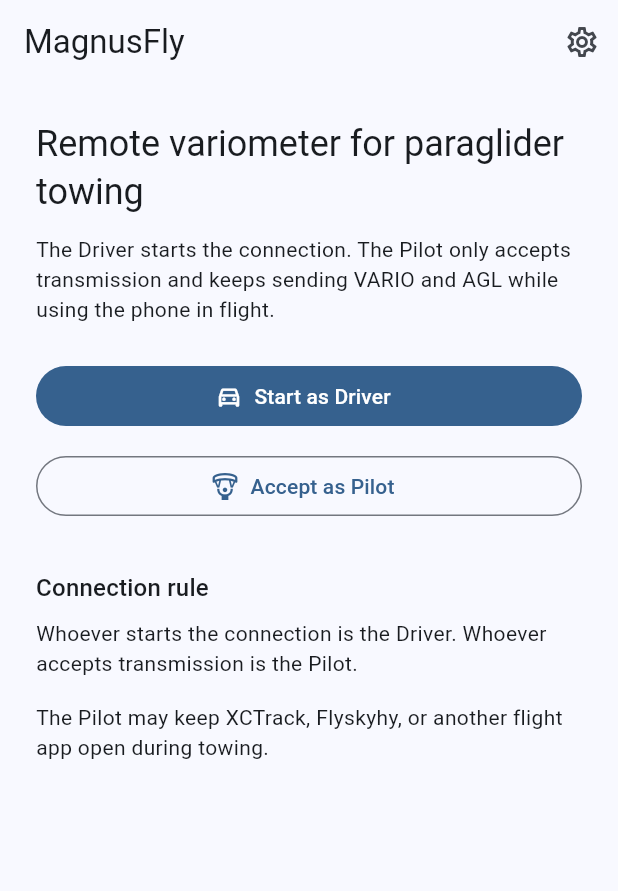
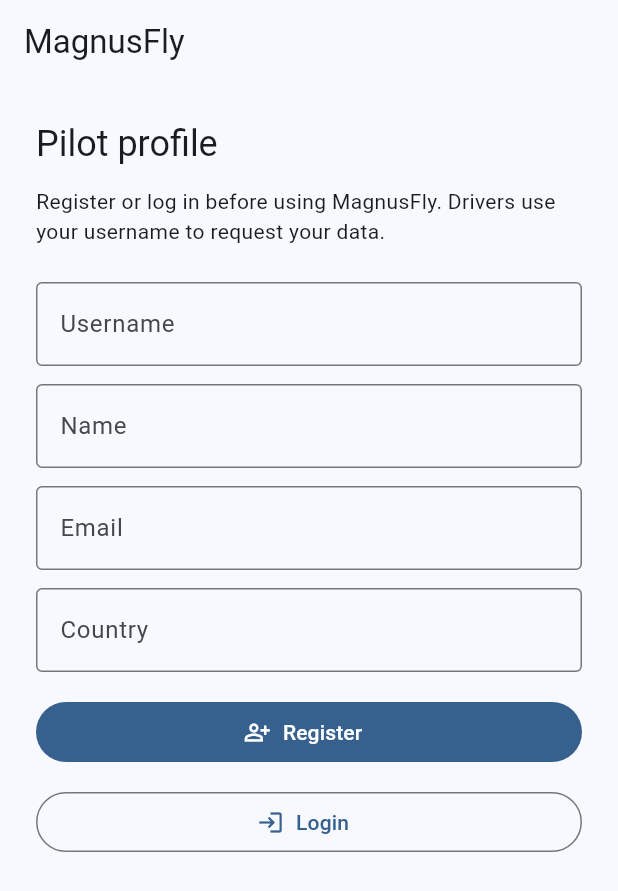
Before and after one commit to magnussolution/magnusfly, a Flutter app: the screen it shows after launch, on a phone screen of 412 x 824 dp. Shown: the top 891 px of the screen. Run offline on Flutter 3.47's test engine with Material 3 defaults, Android fonts, the phone set to English and light mode, and no system bars; our stand-ins replace sensors_plus, shared_preferences; accounts and stored records are empty.

Commit message:
Require pilot login at app startup

```diff
--- a/lib/api/magnusfly_api_client.dart
+++ b/lib/api/magnusfly_api_client.dart
@@ -100,6 +100,20 @@
       'name': profile.name,
       'email': profile.email,
       'country': profile.country,
+    });
+    final pilot = json['pilot'] as Map<String, dynamic>;
+
+    return PilotProfile(
+      username: pilot['username'] as String,
+      name: pilot['name'] as String,
+      email: pilot['email'] as String,
+      country: pilot['country'] as String,
+    );
+  }
+
+  Future<PilotProfile> loginPilot(String username) async {
+    final json = await _post(_resolve('pilots/login.php'), {
+      'username': username.trim().toLowerCase(),
     });
     final pilot = json['pilot'] as Map<String, dynamic>;
 
--- /dev/null
+++ b/lib/auth/auth_screen.dart
@@ -0,0 +1,183 @@
+import 'package:flutter/material.dart';
+
+import '../api/magnusfly_api_client.dart';
+import '../l10n/generated/app_localizations.dart';
+import '../pilot/pilot_profile_store.dart';
+
+class AuthScreen extends StatefulWidget {
+  AuthScreen({
+    required this.onAuthenticated,
+    MagnusFlyApiClient? apiClient,
+    this.profileStore = const PilotProfileStore(),
+    super.key,
+  }) : apiClient = apiClient ?? MagnusFlyApiClient();
+
+  final ValueChanged<PilotProfile> onAuthenticated;
+  final MagnusFlyApiClient apiClient;
+  final PilotProfileStore profileStore;
+
+  @override
+  State<AuthScreen> createState() => _AuthScreenState();
+}
+
+class _AuthScreenState extends State<AuthScreen> {
+  final TextEditingController _usernameController = TextEditingController();
+  final TextEditingController _nameController = TextEditingController();
+  final TextEditingController _emailController = TextEditingController();
+  final TextEditingController _countryController = TextEditingController();
+  Object? _error;
+  bool _isWorking = false;
+
+  @override
+  void dispose() {
+    _usernameController.dispose();
+    _nameController.dispose();
+    _emailController.dispose();
+    _countryController.dispose();
+    super.dispose();
+  }
+
+  Future<void> _register() async {
+    final profile = PilotProfile(
+      username: _usernameController.text.trim().toLowerCase(),
+      name: _nameController.text.trim(),
+      email: _emailController.text.trim(),
+      country: _countryController.text.trim(),
+    );
+
+    if (profile.username.isEmpty ||
+        profile.name.isEmpty ||
+        profile.email.isEmpty ||
+        profile.country.isEmpty) {
+      setState(() {
+        _error = AppLocalizations.of(context).pilotProfileRequired;
+      });
+      return;
+    }
+
+    await _runAuth(() => widget.apiClient.registerPilot(profile));
+  }
+
+  Future<void> _login() async {
+    final username = _usernameController.text.trim().toLowerCase();
+    if (username.isEmpty) {
+      setState(() {
+        _error = AppLocalizations.of(context).pilotUsernameRequired;
+      });
+      return;
+    }
+
+    await _runAuth(() => widget.apiClient.loginPilot(username));
+  }
+
+  Future<void> _runAuth(Future<PilotProfile> Function() action) async {
+    setState(() {
+      _isWorking = true;
+      _error = null;
+    });
+
+    try {
+      final profile = await action();
+      await widget.profileStore.save(profile);
+      if (!mounted) {
+        return;
+      }
+
+      widget.onAuthenticated(profile);
+    } on Object catch (error) {
+      if (!mounted) {
+        return;
+      }
+
+      setState(() {
+        _error = error;
+      });
+    } finally {
+      if (mounted) {
+        setState(() {
+          _isWorking = false;
+        });
+      }
+    }
+  }
+
+  @override
+  Widget build(BuildContext context) {
+    final l10n = AppLocalizations.of(context);
+
+    return Scaffold(
+      appBar: AppBar(
+        title: Text(l10n.appTitle),
+      ),
+      body: SafeArea(
+        child: ListView(
+          padding: const EdgeInsets.all(24),
+          children: [
+            Text(
+              l10n.authTitle,
+              style: Theme.of(context).textTheme.headlineSmall,
+            ),
+            const SizedBox(height: 12),
+            Text(l10n.authSubtitle),
+            const SizedBox(height: 24),
+            TextField(
+              controller: _usernameController,
+              textCapitalization: TextCapitalization.none,
+              decoration: InputDecoration(
+                border: const OutlineInputBorder(),
+                labelText: l10n.pilotUsernameLabel,
+              ),
+            ),
+            const SizedBox(height: 12),
+            TextField(
+              controller: _nameController,
+              textCapitalization: TextCapitalization.words,
+              decoration: InputDecoration(
+                border: const OutlineInputBorder(),
+                labelText: l10n.pilotNameLabel,
+              ),
+            ),
+            const SizedBox(height: 12),
+            TextField(
+              controller: _emailController,
+              keyboardType: TextInputType.emailAddress,
+              textCapitalization: TextCapitalization.none,
+              decoration: InputDecoration(
+                border: const OutlineInputBorder(),
+                labelText: l10n.pilotEmailLabel,
+              ),
+            ),
+            const SizedBox(height: 12),
+            TextField(
+              controller: _countryController,
+              textCapitalization: TextCapitalization.words,
+              decoration: InputDecoration(
+                border: const OutlineInputBorder(),
+                labelText: l10n.pilotCountryLabel,
+              ),
+            ),
+            const SizedBox(height: 16),
+            if (_error != null) ...[
+              Text(
+                '${l10n.authError}: $_error',
+                style: TextStyle(color: Theme.of(context).colorScheme.error),
+              ),
+              const SizedBox(height: 12),
+            ],
+            FilledButton.icon(
+              onPressed: _isWorking ? null : _register,
+              icon: const Icon(Icons.person_add_alt_outlined),
+              label: Text(l10n.registerButton),
+            ),
+            const SizedBox(height: 12),
+            OutlinedButton.icon(
+              onPressed: _isWorking ? null : _login,
+              icon: const Icon(Icons.login_outlined),
+              label: Text(l10n.loginButton),
+            ),
+          ],
+        ),
+      ),
+    );
+  }
+}
--- a/lib/l10n/app_en.arb
+++ b/lib/l10n/app_en.arb
@@ -49,6 +49,13 @@
   "pilotEmailLabel": "Email",
   "pilotCountryLabel": "Country",
   "pilotProfileRequired": "Fill in username, name, email, and country.",
+  "pilotUsernameRequired": "Enter your username.",
   "pilotAcceptSession": "Accept Driver connection",
-  "pilotAcceptingSession": "Accepting connection..."
+  "pilotAcceptingSession": "Accepting connection...",
+  "authTitle": "Pilot profile",
+  "authSubtitle": "Register or log in before using MagnusFly. Drivers use your username to request your data.",
+  "authError": "Login error",
+  "registerButton": "Register",
+  "loginButton": "Login",
+  "logoutButton": "Logout"
 }
--- a/lib/l10n/app_es.arb
+++ b/lib/l10n/app_es.arb
@@ -46,6 +46,13 @@
   "pilotEmailLabel": "Email",
   "pilotCountryLabel": "País",
   "pilotProfileRequired": "Complete username, nombre, email y país.",
+  "pilotUsernameRequired": "Informe su username.",
   "pilotAcceptSession": "Aceptar conexión del Conductor",
-  "pilotAcceptingSession": "Aceptando conexión..."
+  "pilotAcceptingSession": "Aceptando conexión...",
+  "authTitle": "Perfil del Piloto",
+  "authSubtitle": "Regístrese o inicie sesión antes de usar MagnusFly. Los Conductores usan su username para solicitar sus datos.",
+  "authError": "Error de login",
+  "registerButton": "Registrar",
+  "loginButton": "Login",
+  "logoutButton": "Logout"
 }
--- a/lib/l10n/app_pt.arb
+++ b/lib/l10n/app_pt.arb
@@ -46,6 +46,13 @@
   "pilotEmailLabel": "Email",
   "pilotCountryLabel": "País",
   "pilotProfileRequired": "Preencha username, nome, email e país.",
+  "pilotUsernameRequired": "Informe seu username.",
   "pilotAcceptSession": "Aceitar conexão do Motorista",
-  "pilotAcceptingSession": "Aceitando conexão..."
+  "pilotAcceptingSession": "Aceitando conexão...",
+  "authTitle": "Cadastro do Piloto",
+  "authSubtitle": "Cadastre-se ou faça login antes de usar o MagnusFly. Motoristas usam seu username para solicitar seus dados.",
+  "authError": "Erro de login",
+  "registerButton": "Cadastrar",
+  "loginButton": "Login",
+  "logoutButton": "Logout"
 }
--- a/lib/main.dart
+++ b/lib/main.dart
@@ -1,9 +1,12 @@
 import 'package:flutter/material.dart';
 import 'package:flutter_localizations/flutter_localizations.dart';
 
+import 'api/magnusfly_api_client.dart';
+import 'auth/auth_screen.dart';
 import 'driver/driver_screen.dart';
 import 'l10n/generated/app_localizations.dart';
 import 'pilot/pilot_screen.dart';
+import 'pilot/pilot_profile_store.dart';
 
 void main() {
   runApp(const MagnusFlyApp());
@@ -17,11 +20,49 @@
 }
 
 class _MagnusFlyAppState extends State<MagnusFlyApp> {
+  final PilotProfileStore _profileStore = const PilotProfileStore();
   Locale? _locale;
+  PilotProfile? _profile;
+  bool _isLoadingProfile = true;
+
+  @override
+  void initState() {
+    super.initState();
+    _loadProfile();
+  }
+
+  Future<void> _loadProfile() async {
+    final profile = await _profileStore.load();
+    if (!mounted) {
+      return;
+    }
+
+    setState(() {
+      _profile = profile;
+      _isLoadingProfile = false;
+    });
+  }
 
   void _setLocale(Locale? locale) {
     setState(() {
       _locale = locale;
+    });
+  }
+
+  void _setProfile(PilotProfile profile) {
+    setState(() {
+      _profile = profile;
+    });
+  }
+
+  Future<void> _logout() async {
+    await _profileStore.clear();
+    if (!mounted) {
+      return;
+    }
+
+    setState(() {
+      _profile = null;
     });
   }
 
@@ -42,9 +83,28 @@
         colorScheme: ColorScheme.fromSeed(seedColor: Colors.blue),
         useMaterial3: true,
       ),
-      home: HomeScreen(
-        selectedLocale: _locale,
-        onLocaleChanged: _setLocale,
+      home: _isLoadingProfile
+          ? const _LoadingScreen()
+          : _profile == null
+              ? AuthScreen(onAuthenticated: _setProfile)
+              : HomeScreen(
+                  profile: _profile!,
+                  selectedLocale: _locale,
+                  onLocaleChanged: _setLocale,
+                  onLogout: _logout,
+                ),
+    );
+  }
+}
+
+class _LoadingScreen extends StatelessWidget {
+  const _LoadingScreen();
+
+  @override
+  Widget build(BuildContext context) {
+    return const Scaffold(
+      body: Center(
+        child: CircularProgressIndicator(),
       ),
     );
   }
@@ -66,13 +126,17 @@
 
 class HomeScreen extends StatelessWidget {
   const HomeScreen({
+    required this.profile,
     required this.selectedLocale,
     required this.onLocaleChanged,
+    required this.onLogout,
     super.key,
   });
 
+  final PilotProfile profile;
   final Locale? selectedLocale;
   final ValueChanged<Locale?> onLocaleChanged;
+  final VoidCallback onLogout;
 
   @override
   Widget build(BuildContext context) {
@@ -82,6 +146,17 @@
       appBar: AppBar(
         title: Text(l10n.appTitle),
         actions: [
+          Center(
+            child: Padding(
+              padding: const EdgeInsets.symmetric(horizontal: 8),
+              child: Text('@${profile.username}'),
+            ),
+          ),
+          IconButton(
+            tooltip: l10n.logoutButton,
+            icon: const Icon(Icons.logout_outlined),
+            onPressed: onLogout,
+          ),
           IconButton(
             tooltip: l10n.settingsTooltip,
             icon: const Icon(Icons.settings_outlined),
@@ -125,7 +200,7 @@
               onPressed: () {
                 Navigator.of(context).push(
                   MaterialPageRoute<void>(
-                    builder: (context) => PilotScreen(),
+                    builder: (context) => PilotScreen(profile: profile),
                   ),
                 );
               },
```
Also changed, not shown: lib/pilot/pilot_profile_store.dart (+8 -0 lines), lib/pilot/pilot_screen.dart (+4 -130 lines), lib/l10n/generated/app_localizations.dart, lib/l10n/generated/app_localizations_en.dart, lib/l10n/generated/app_localizations_es.dart, lib/l10n/generated/app_localizations_pt.dart, 3 other files.
